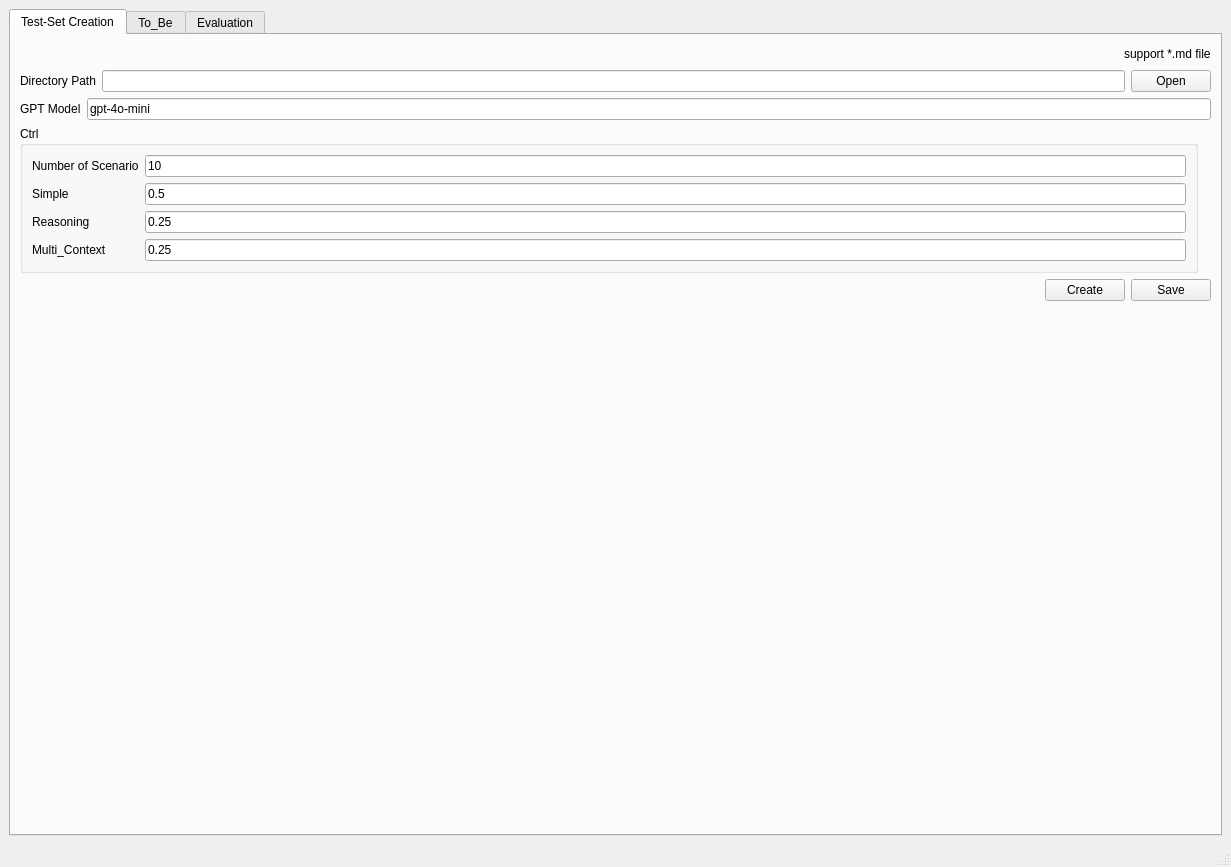
tom-shin/perf_metric, file chatgpt_performance_metric/ui_designer/main_frame.ui: the form before one commit.
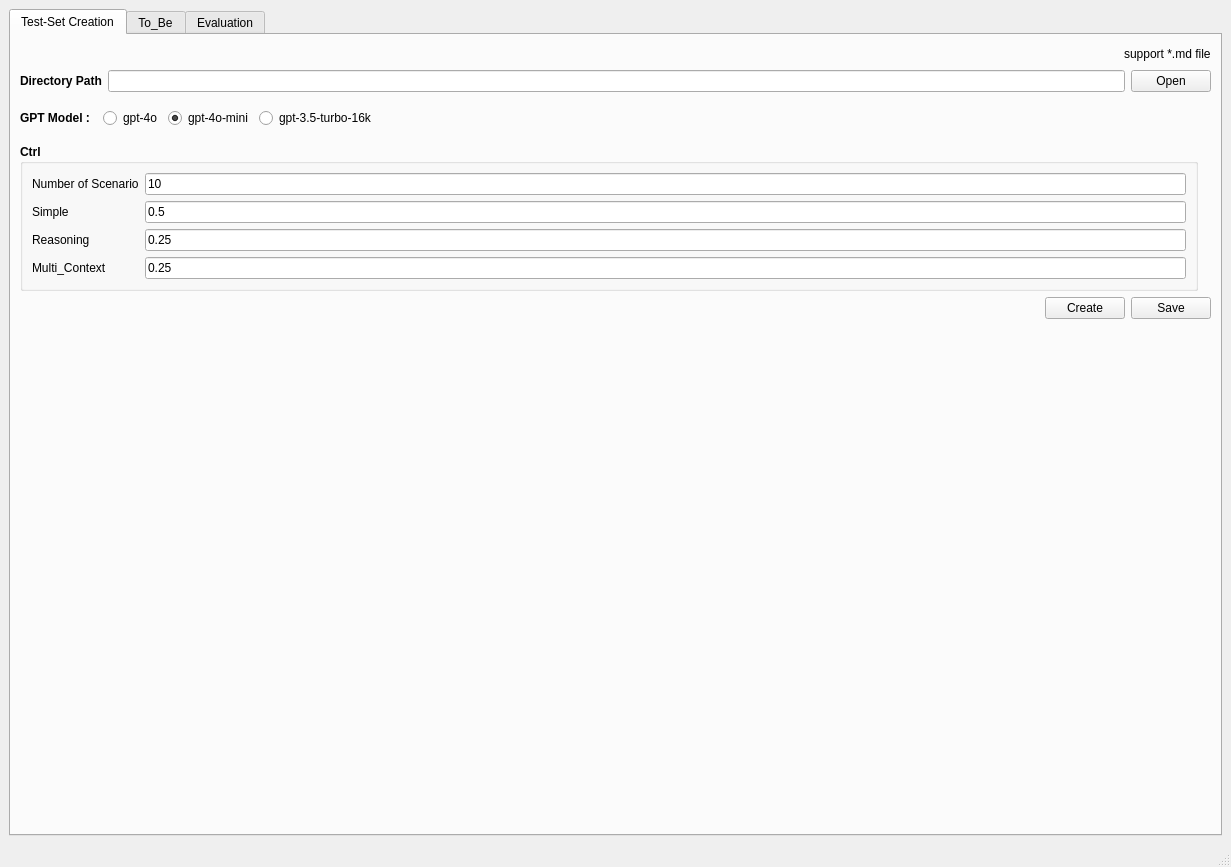
The form after the commit. The open tabs and pages were chosen to show the change.

Commit message:
add gpt-4o model
 >> added gpt-40 model

Diff of the .ui file:
```diff
--- a/chatgpt_performance_metric/ui_designer/main_frame.ui
+++ b/chatgpt_performance_metric/ui_designer/main_frame.ui
@@ -53,6 +53,12 @@
          <layout class="QHBoxLayout" name="horizontalLayout_7">
           <item>
            <widget class="QLabel" name="label_5">
+            <property name="font">
+             <font>
+              <weight>75</weight>
+              <bold>true</bold>
+             </font>
+            </property>
             <property name="text">
              <string>Directory Path</string>
             </property>
@@ -70,31 +76,102 @@
           </item>
          </layout>
         </item>
+        <item>
+         <spacer name="verticalSpacer_2">
+          <property name="orientation">
+           <enum>Qt::Vertical</enum>
+          </property>
+          <property name="sizeType">
+           <enum>QSizePolicy::Fixed</enum>
+          </property>
+          <property name="sizeHint" stdset="0">
+           <size>
+            <width>20</width>
+            <height>10</height>
+           </size>
+          </property>
+         </spacer>
+        </item>
         <item>
          <layout class="QHBoxLayout" name="horizontalLayout_8">
           <item>
            <widget class="QLabel" name="label_6">
+            <property name="font">
+             <font>
+              <weight>75</weight>
+              <bold>true</bold>
+             </font>
+            </property>
             <property name="text">
-             <string>GPT Model</string>
+             <string>GPT Model :  </string>
             </property>
            </widget>
           </item>
           <item>
-           <widget class="QLineEdit" name="gptlineEdit">
+           <widget class="QRadioButton" name="creation_gpt4o_radioButton">
+            <property name="text">
+             <string>gpt-4o</string>
+            </property>
+           </widget>
+          </item>
+          <item>
+           <widget class="QRadioButton" name="creation_gpt4omini_radioButton">
             <property name="text">
              <string>gpt-4o-mini</string>
             </property>
-            <property name="readOnly">
+            <property name="checked">
              <bool>true</bool>
             </property>
            </widget>
           </item>
+          <item>
+           <widget class="QRadioButton" name="creation_gpt35turbo_radioButton">
+            <property name="text">
+             <string>gpt-3.5-turbo-16k</string>
+            </property>
+           </widget>
+          </item>
+          <item>
+           <spacer name="horizontalSpacer_4">
+            <property name="orientation">
+             <enum>Qt::Horizontal</enum>
+            </property>
+            <property name="sizeHint" stdset="0">
+             <size>
+              <width>40</width>
+              <height>20</height>
+             </size>
+            </property>
+           </spacer>
+          </item>
          </layout>
         </item>
+        <item>
+         <spacer name="verticalSpacer_3">
+          <property name="orientation">
+           <enum>Qt::Vertical</enum>
+          </property>
+          <property name="sizeType">
+           <enum>QSizePolicy::Fixed</enum>
+          </property>
+          <property name="sizeHint" stdset="0">
+           <size>
+            <width>20</width>
+            <height>10</height>
+           </size>
+          </property>
+         </spacer>
+        </item>
         <item>
          <layout class="QHBoxLayout" name="horizontalLayout_11">
           <item>
            <widget class="QGroupBox" name="groupBox_4">
+            <property name="font">
+             <font>
+              <weight>75</weight>
+              <bold>true</bold>
+             </font>
+            </property>
             <property name="title">
              <string>Ctrl</string>
             </property>
@@ -103,6 +180,12 @@
               <layout class="QGridLayout" name="gridLayout_5">
                <item row="0" column="1">
                 <widget class="QLineEdit" name="n_lineEdit">
+                 <property name="font">
+                  <font>
+                   <weight>50</weight>
+                   <bold>false</bold>
+                  </font>
+                 </property>
                  <property name="text">
                   <string>10</string>
                  </property>
@@ -110,6 +193,12 @@
                </item>
                <item row="2" column="1">
                 <widget class="QLineEdit" name="reasonlineEdit">
+                 <property name="font">
+                  <font>
+                   <weight>50</weight>
+                   <bold>false</bold>
+                  </font>
+                 </property>
                  <property name="text">
                   <string>0.25</string>
                  </property>
@@ -117,6 +206,12 @@
                </item>
                <item row="0" column="0">
                 <widget class="QLabel" name="label_8">
+                 <property name="font">
+                  <font>
+                   <weight>50</weight>
+                   <bold>false</bold>
+                  </font>
+                 </property>
                  <property name="text">
                   <string>Number of Scenario</string>
                  </property>
@@ -124,6 +219,12 @@
                </item>
                <item row="1" column="1">
                 <widget class="QLineEdit" name="simplelineEdit">
+                 <property name="font">
+                  <font>
+                   <weight>50</weight>
+                   <bold>false</bold>
+                  </font>
+                 </property>
                  <property name="text">
                   <string>0.5</string>
                  </property>
@@ -131,6 +232,12 @@
                </item>
                <item row="3" column="1">
                 <widget class="QLineEdit" name="multilineEdit">
+                 <property name="font">
+                  <font>
+                   <weight>50</weight>
+                   <bold>false</bold>
+                  </font>
+                 </property>
                  <property name="text">
                   <string>0.25</string>
                  </property>
@@ -138,6 +245,12 @@
                </item>
                <item row="1" column="0">
                 <widget class="QLabel" name="label_9">
+                 <property name="font">
+                  <font>
+                   <weight>50</weight>
+                   <bold>false</bold>
+                  </font>
+                 </property>
                  <property name="text">
                   <string>Simple</string>
                  </property>
@@ -145,6 +258,12 @@
                </item>
                <item row="2" column="0">
                 <widget class="QLabel" name="label_10">
+                 <property name="font">
+                  <font>
+                   <weight>50</weight>
+                   <bold>false</bold>
+                  </font>
+                 </property>
                  <property name="text">
                   <string>Reasoning</string>
                  </property>
@@ -152,6 +271,12 @@
                </item>
                <item row="3" column="0">
                 <widget class="QLabel" name="label_11">
+                 <property name="font">
+                  <font>
+                   <weight>50</weight>
+                   <bold>false</bold>
+                  </font>
+                 </property>
                  <property name="text">
                   <string>Multi_Context</string>
                  </property>
```
Left out of the diff: 14 changed lines with no effect on the pictures. The commit also changes 4 other files.
